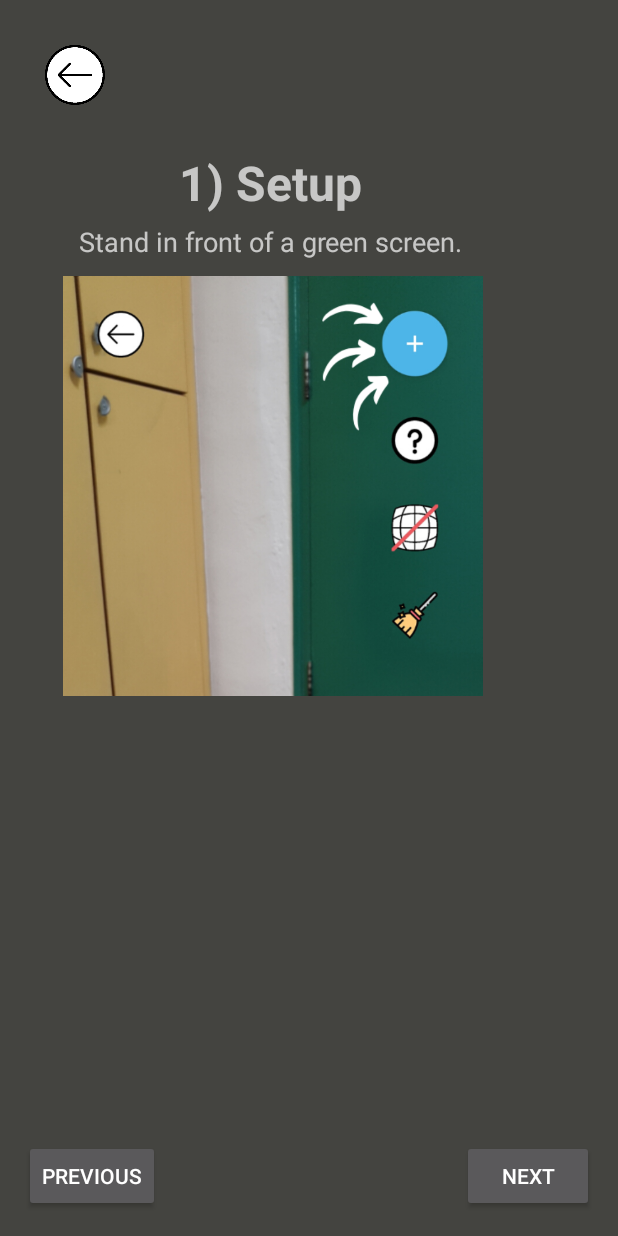
After one commit to ngjingheng95/holo, an Android app: the CreateArTutorial screen opened directly, with no data from a screen before it, on a phone screen of 412 x 824 dp. The commit adds this screen. Run offline under Robolectric (Android 15) with nearby library versions, the phone set to English and light mode, and no system bars.

Commit message:
Tutorial for Place Holos & Create Holos

```diff
--- /dev/null
+++ b/app/src/main/java/com/arholo/ar/sceneform/samples/chromakeyvideo/CreateArTutorial.java
@@ -0,0 +1,50 @@
+package com.arholo.ar.sceneform.samples.chromakeyvideo;
+
+import android.content.Intent;
+import android.os.Bundle;
+import android.support.v7.app.AppCompatActivity;
+import android.view.Gravity;
+import android.view.View;
+import android.widget.TextView;
+import android.widget.ViewFlipper;
+
+import com.arholo.ar.sceneform.samples.chromakeyvideo.camera.CameraActivity;
+
+public class CreateArTutorial extends AppCompatActivity {
+    private ViewFlipper viewFlipper;
+
+    @Override
+    protected void onCreate(Bundle savedInstanceState) {
+        super.onCreate(savedInstanceState);
+        setContentView(R.layout.create_ar_tutorial);
+
+        viewFlipper = findViewById(R.id.view_flipper);
+        TextView textView = new TextView(this);
+        textView.setText("Try it for yourself!");
+        textView.setTextSize(24);
+        textView.setGravity(Gravity.CENTER);
+
+        viewFlipper.addView(textView);
+
+        viewFlipper.setFlipInterval(2000);
+        viewFlipper.stopFlipping();
+    }
+
+    public void onClickBackBtn(View view){
+        Intent intent=new Intent(CreateArTutorial.this, CameraActivity.class);
+        startActivity(intent);
+    }
+
+
+    public void previousView(View v) {
+        viewFlipper.setInAnimation(this, R.anim.slide_in_right);
+        viewFlipper.setOutAnimation(this, R.anim.slide_out_left);
+        viewFlipper.showPrevious();
+    }
+
+    public void nextView(View v) {
+        viewFlipper.setInAnimation(this, android.R.anim.slide_in_left);
+        viewFlipper.setOutAnimation(this, android.R.anim.slide_out_right);
+        viewFlipper.showNext();
+    }
+}
--- a/app/src/main/res/layout/activity_video.xml
+++ b/app/src/main/res/layout/activity_video.xml
@@ -93,7 +93,7 @@
               android:layout_width="40dp"
               android:layout_height="40dp"
               android:clickable="true"
-              android:onClick="onClickHelpDialog"
+              android:onClick="onClickPlaceArTutorial"
               android:id="@+id/help_button"
               android:src="@drawable/help_icon"
               android:layout_marginBottom="35dp"
--- /dev/null
+++ b/app/src/main/res/layout/create_ar_tutorial.xml
@@ -0,0 +1,229 @@
+<?xml version="1.0" encoding="utf-8"?>
+<RelativeLayout xmlns:android="http://schemas.android.com/apk/res/android"
+    xmlns:app="http://schemas.android.com/apk/res-auto"
+    xmlns:tools="http://schemas.android.com/tools"
+    android:layout_width="match_parent"
+    android:layout_height="match_parent"
+    android:background="@color/gray_bg"
+    tools:context="com.arholo.ar.sceneform.samples.chromakeyvideo.CreateArTutorial">
+
+    <ViewFlipper
+        android:id="@+id/view_flipper"
+        android:layout_width="match_parent"
+        android:layout_height="match_parent"
+        android:inAnimation="@android:anim/slide_in_left"
+        android:outAnimation="@android:anim/slide_out_right">
+
+        <LinearLayout
+            android:layout_width="wrap_content"
+            android:layout_height="wrap_content"
+            android:orientation="vertical">
+
+            <TextView
+                android:layout_width="match_parent"
+                android:layout_height="match_parent"
+                android:id="@+id/title1"
+                android:textSize="32sp"
+                android:textStyle="bold"
+                android:paddingTop="100dp"
+                android:paddingLeft="20dp"
+                android:gravity="center"
+                android:text="1) Setup"/>
+            <TextView
+                android:layout_width="match_parent"
+                android:layout_height="match_parent"
+                android:id="@+id/text1"
+                android:paddingTop="5dp"
+                android:paddingBottom="5dp"
+                android:paddingLeft="52dp"
+                android:paddingRight="32dp"
+                android:textSize="18sp"
+                android:gravity="center"
+                android:text="Stand in front of a green screen."/>
+            <ImageView
+                android:layout_width="match_parent"
+                android:layout_height="match_parent"
+                android:paddingTop="5dp"
+                android:adjustViewBounds="true"
+                android:maxWidth="300dp"
+                android:maxHeight="300dp"
+                android:scaleType="fitCenter"
+                android:paddingLeft="20dp"
+                android:layout_marginLeft="3dp"
+                android:src="@drawable/place_ar_tutorial_1"/>
+        </LinearLayout>
+        <LinearLayout
+            android:layout_width="wrap_content"
+            android:layout_height="wrap_content"
+            android:orientation="vertical">
+
+            <TextView
+                android:layout_width="match_parent"
+                android:layout_height="match_parent"
+                android:id="@+id/text2"
+                android:paddingTop="150dp"
+                android:paddingBottom="5dp"
+                android:paddingLeft="32dp"
+                android:paddingRight="32dp"
+                android:textSize="18sp"
+                android:gravity="center"
+                android:text="Ensure that the green screen covers your whole screen"/>
+            <ImageView
+                android:layout_width="match_parent"
+                android:layout_height="match_parent"
+                android:paddingTop="5dp"
+                android:adjustViewBounds="true"
+                android:maxWidth="300dp"
+                android:maxHeight="300dp"
+                android:scaleType="fitCenter"
+                android:layout_marginLeft="3dp"
+                android:src="@drawable/place_ar_tutorial_2"/>
+        </LinearLayout>
+        <LinearLayout
+            android:layout_width="wrap_content"
+            android:layout_height="wrap_content"
+            android:orientation="vertical">
+
+            <TextView
+                android:layout_width="match_parent"
+                android:layout_height="match_parent"
+                android:id="@+id/title3"
+                android:textSize="32sp"
+                android:textStyle="bold"
+                android:paddingTop="100dp"
+                android:gravity="center"
+                android:text="2) Record\n"/>
+            <TextView
+                android:layout_width="match_parent"
+                android:layout_height="match_parent"
+                android:id="@+id/text3"
+                android:paddingTop="5dp"
+                android:paddingBottom="5dp"
+                android:paddingLeft="32dp"
+                android:paddingRight="32dp"
+                android:textSize="18sp"
+                android:gravity="center"
+                android:text="Tap on the red dot to start recording"/>
+            <ImageView
+                android:layout_width="match_parent"
+                android:layout_height="match_parent"
+                android:paddingTop="5dp"
+                android:adjustViewBounds="true"
+                android:maxWidth="300dp"
+                android:maxHeight="300dp"
+                android:scaleType="fitCenter"
+                android:layout_marginLeft="3dp"
+                android:src="@drawable/place_ar_tutorial_3"/>
+        </LinearLayout>
+        <LinearLayout
+            android:layout_width="wrap_content"
+            android:layout_height="wrap_content"
+            android:orientation="vertical">
+
+            <TextView
+                android:layout_width="match_parent"
+                android:layout_height="match_parent"
+                android:id="@+id/title4"
+                android:textSize="32sp"
+                android:textStyle="bold"
+                android:paddingTop="100dp"
+                android:gravity="center"
+                android:text="3) Finish Recording\n"/>
+            <TextView
+                android:layout_width="match_parent"
+                android:layout_height="match_parent"
+                android:id="@+id/text4"
+                android:paddingTop="5dp"
+                android:paddingBottom="5dp"
+                android:paddingLeft="32dp"
+                android:paddingRight="32dp"
+                android:textSize="18sp"
+                android:gravity="center"
+                android:text="Tap on the white square once you are done to end recording."/>
+            <ImageView
+                android:layout_width="match_parent"
+                android:layout_height="match_parent"
+                android:paddingTop="5dp"
+                android:adjustViewBounds="true"
+                android:maxWidth="300dp"
+                android:maxHeight="300dp"
+                android:scaleType="fitCenter"
+                android:layout_marginLeft="3dp"
+                android:src="@drawable/place_ar_tutorial_4"/>
+        </LinearLayout>
+        <LinearLayout
+            android:layout_width="wrap_content"
+            android:layout_height="wrap_content"
+            android:orientation="vertical">
+
+            <TextView
+                android:layout_width="match_parent"
+                android:layout_height="match_parent"
+                android:id="@+id/title5"
+                android:textSize="32sp"
+                android:textStyle="bold"
+                android:paddingTop="100dp"
+                android:gravity="center"
+                android:text="4) Use your creation!\n"/>
+            <TextView
+                android:layout_width="match_parent"
+                android:layout_height="match_parent"
+                android:id="@+id/text5"
+                android:paddingTop="5dp"
+                android:paddingBottom="5dp"
+                android:paddingLeft="32dp"
+                android:paddingRight="32dp"
+                android:textSize="18sp"
+                android:gravity="center"
+                android:text="You can now add your creation into the surroundings"/>
+            <ImageView
+                android:layout_width="match_parent"
+                android:layout_height="match_parent"
+                android:paddingTop="5dp"
+                android:adjustViewBounds="true"
+                android:maxWidth="300dp"
+                android:maxHeight="300dp"
+                android:scaleType="fitCenter"
+                android:layout_marginLeft="3dp"
+                android:src="@drawable/create_ar_tutorial_5"/>
+        </LinearLayout>
+
+    </ViewFlipper>
+
+    <Button
+        android:layout_width="wrap_content"
+        android:layout_height="wrap_content"
+        android:layout_alignParentBottom="true"
+        android:layout_alignParentStart="true"
+        android:layout_margin="16dp"
+        android:onClick="previousView"
+        android:text="Previous" />
+
+    <Button
+        android:layout_width="wrap_content"
+        android:layout_height="wrap_content"
+        android:layout_alignParentBottom="true"
+        android:layout_alignParentEnd="true"
+        android:layout_margin="16dp"
+        android:onClick="nextView"
+        android:text="Next" />
+    <RelativeLayout
+        android:layout_width="wrap_content"
+        android:layout_height="wrap_content"
+        android:layout_alignParentTop="true"
+        android:layout_alignParentLeft="true"
+        android:layout_marginHorizontal="20dp"
+        android:layout_marginVertical="20dp"
+        android:padding="10dp">
+
+        <ImageView
+            android:layout_width="40dp"
+            android:layout_height="40dp"
+            android:layout_alignParentTop="true"
+            android:layout_alignParentLeft="true"
+            android:clickable="true"
+            android:onClick="onClickBackBtn"
+            android:id="@+id/go_back_button"
+            android:src="@drawable/back_icon_main"/>
+    </RelativeLayout>
+</RelativeLayout>
--- a/app/src/main/res/layout/fragment_videorecording.xml
+++ b/app/src/main/res/layout/fragment_videorecording.xml
@@ -49,7 +49,7 @@
             android:layout_width="40dp"
             android:layout_height="40dp"
             android:clickable="true"
-            android:onClick="onClickCameraHelpDialog"
+            android:onClick="onClickCreateArTutorial"
             android:id="@+id/help_button"
             android:src="@drawable/help_icon"
             android:layout_alignParentRight="true"
--- a/build.gradle
+++ b/build.gradle
@@ -22,7 +22,7 @@ buildscript {
         mavenLocal()
     }
     dependencies {
-        classpath 'com.android.tools.build:gradle:3.3.1'
+        classpath 'com.android.tools.build:gradle:3.3.2'
         classpath 'com.google.ar.sceneform:plugin:1.7.0'
         classpath 'com.jfrog.bintray.gradle:gradle-bintray-plugin:1.7.3'
         classpath 'com.github.dcendents:android-maven-gradle-plugin:1.5'
```
Also changed, not shown: app/src/main/AndroidManifest.xml (+9 -0 lines), app/src/main/java/com/arholo/ar/sceneform/samples/chromakeyvideo/ChromaKeyVideoActivity.java (+25 -14 lines), app/src/main/java/com/arholo/ar/sceneform/samples/chromakeyvideo/PlaceArTutorial.java (added, +48 -0 lines), app/src/main/java/com/arholo/ar/sceneform/samples/chromakeyvideo/camera/CameraActivity.java (+18 -11 lines), app/src/main/res/anim/slide_in_right.xml (added, +11 -0 lines), app/src/main/res/anim/slide_out_left.xml (added, +11 -0 lines), app/src/main/res/layout/place_ar_tutorial.xml (added, +265 -0 lines), app/src/main/res/drawable/place_ar_tutorial_1.png (added), app/src/main/res/drawable/place_ar_tutorial_2.png (added).
